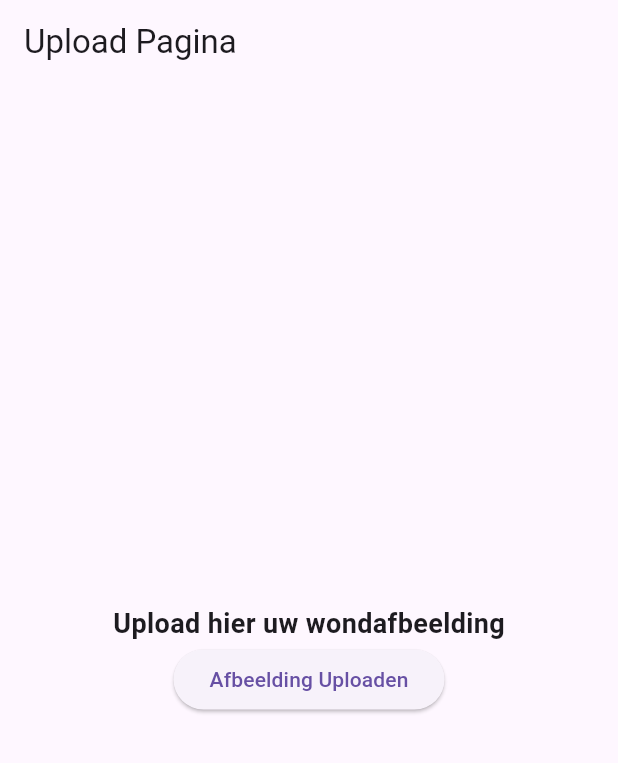
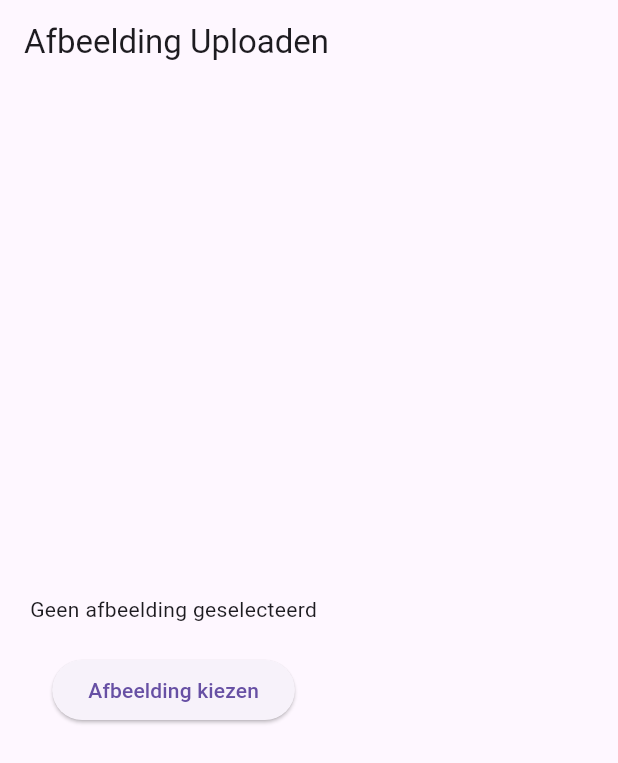
Before and after one commit to koen-sikkema/wound-recognition-frontend, a Flutter app: the UploadPage screen opened by its route, on a phone screen of 412 x 824 dp. Shown: the top 763 px of the screen. Run offline on Flutter 3.47's test engine with Material 3 defaults, Android fonts, the phone set to English and light mode, and no system bars; our stand-ins replace file_picker, go_router.

Commit message:
[ADD] first throw at the uploadpage

```diff
--- a/wound_recognition_frontend/lib/pages/upload_page.dart
+++ b/wound_recognition_frontend/lib/pages/upload_page.dart
@@ -1,29 +1,130 @@
 import 'package:flutter/material.dart';
-import 'package:go_router/go_router.dart';
-import 'package:wound_recognition_frontend/widgets/custom_app_bar.dart';
-import 'package:wound_recognition_frontend/constants/app_constants.dart';
-import 'package:wound_recognition_frontend/constants/app_strings.dart';
+import 'package:file_picker/file_picker.dart';
+import 'dart:io';
+import 'package:http/http.dart' as http;
+import 'package:flutter/foundation.dart'; // Nodig voor kIsWeb
 
 class UploadPage extends StatefulWidget {
   const UploadPage({super.key});
+  @override
   State<UploadPage> createState() => _UploadPageState();
 }
+
 class _UploadPageState extends State<UploadPage> {
+  Uint8List? _webImage; // Voor Web
+  File? _selectedImage; // Voor Mobile
+  bool _isUploading = false;
+
+  /// 📌 Afbeelding kiezen (compatibel voor Web en Mobiel)
+  Future<void> pickImage() async {
+    final result = await FilePicker.platform.pickFiles(
+      type: FileType.image,
+      allowMultiple: false,
+    );
+
+    if (result != null) {
+      setState(() {
+        if (kIsWeb) {
+          // Web: Gebruik bytes (Uint8List)
+          _webImage = result.files.first.bytes;
+        } else {
+          // Mobiel: Gebruik File
+          _selectedImage = File(result.files.single.path!);
+        }
+      });
+    }
+  }
+
+  /// 📌 Afbeelding uploaden naar backend
+  Future<void> uploadImage() async {
+    if (_webImage == null && _selectedImage == null) return;
+
+    setState(() => _isUploading = true);
+
+    var request = http.MultipartRequest(
+      'POST',
+      Uri.parse('http://127.0.0.1:8000/upload'), // 🔥 Pas dit aan naar jouw backend URL
+    );
+
+    if (kIsWeb) {
+      // Web: Gebruik MultipartFile met bytes
+      request.files.add(
+        http.MultipartFile.fromBytes(
+          'File(...)', // Zorg ervoor dat dit overeenkomt met je backend parameter
+          _webImage!,
+          filename: 'image.png', // Stel een naam in voor het bestand
+        ),
+      );
+    } else {
+      // Mobiel: Gebruik File met het bestandspad
+      request.files.add(
+        await http.MultipartFile.fromPath(
+          'file', // Zorg ervoor dat dit overeenkomt met je backend parameter
+          _selectedImage!.path,
+        ),
+      );
+    }
+
+    var response = await request.send();
+
+    if (response.statusCode == 200) {
+      ScaffoldMessenger.of(context).showSnackBar(
+        const SnackBar(content: const Text("Afbeelding succesvol geüpload! 🚀")),
+      );
+      setState(() {
+        _selectedImage = null;
+        _webImage = null;
+      });
+    } else {
+      ScaffoldMessenger.of(context).showSnackBar(
+        const SnackBar(content: const Text("Upload mislukt ❌")),
+      );
+    }
+
+    setState(() => _isUploading = false);
+  }
+
   @override
   Widget build(BuildContext context) {
     return Scaffold(
-      appBar: const CustomAppBar(title: AppStrings.uploadPage),
-      body: Center(
+      appBar: AppBar(title: Text("Afbeelding Uploaden")),
+      body: Padding(
+        padding: const EdgeInsets.all(20.0),
         child: Column(
           mainAxisAlignment: MainAxisAlignment.center,
           children: [
-            const Text(AppStrings.uploadImageText,
-                style: TextStyle(fontSize: 18, fontWeight: FontWeight.bold)
+            // 📌 Afbeelding preview
+            _webImage != null || _selectedImage != null
+                ? Container(
+              height: 200,
+              decoration: BoxDecoration(
+                borderRadius: BorderRadius.circular(10),
+                border: Border.all(color: Colors.grey),
+              ),
+              child: kIsWeb
+                  ? Image.memory(_webImage!, fit: BoxFit.cover)
+                  : Image.file(_selectedImage!, fit: BoxFit.cover),
+            )
+                : Text("Geen afbeelding geselecteerd"),
+
+            SizedBox(height: 20),
+
+            // 📌 Knoppen
+            ElevatedButton(
+              onPressed: pickImage,
+              child: Text("Afbeelding kiezen"),
             ),
-            ElevatedButton(
-              onPressed: () => context.go(AppConstants.uploadURI),
-              child: const Text(AppStrings.uploadButtonText),
-            ),
+
+            if (_webImage != null || _selectedImage != null) ...[
+              SizedBox(height: 10),
+              ElevatedButton(
+                onPressed: _isUploading ? null : uploadImage,
+                style: ElevatedButton.styleFrom(backgroundColor: Colors.green),
+                child: _isUploading
+                    ? CircularProgressIndicator(color: Colors.white)
+                    : Text("Uploaden"),
+              ),
+            ],
           ],
         ),
       ),
--- a/wound_recognition_frontend/pubspec.yaml
+++ b/wound_recognition_frontend/pubspec.yaml
@@ -40,6 +40,7 @@ dependencies:
   image_picker: ^1.0.7  # Gebruik de nieuwste versie van pub.dev
   file_picker: ^8.0.0 # Controleer de laatste versie op pub.dev
   go_router: ^13.1.0
+  http: 1.3.0
 
   # The "flutter_lints" package below contains a set of recommended lints to
   # encourage good coding practices. The lint set provided by the package is
```
Also changed, not shown: wound_recognition_frontend/pubspec.lock.
